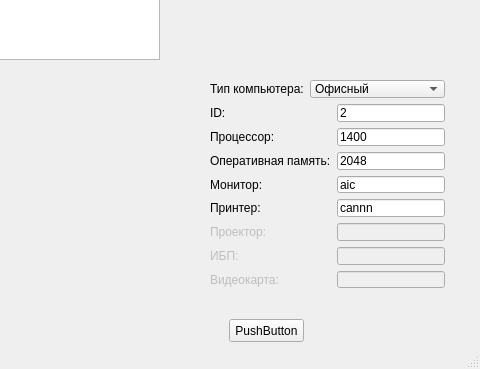
This is mainwindow.ui in chalexyur/sadb as Qt 5 draws it before an edit; both pictures show x 651 to 1131 and y 307 to 676 of the 1131 by 676 pixel window. The edited form follows.
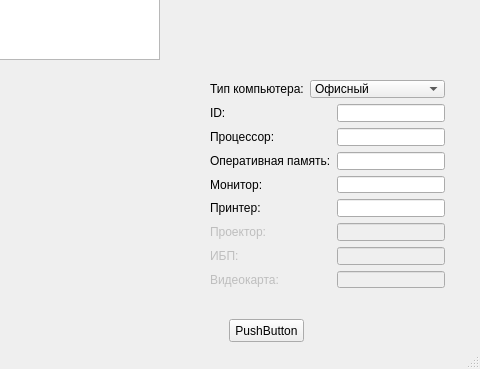
This is the edited form. Icons and pictures are not drawn.

What changed in the file:
```diff
--- a/mainwindow.ui
+++ b/mainwindow.ui
@@ -169,10 +169,10 @@
         <bool>true</bool>
        </property>
        <property name="inputMask">
-        <string>9</string>
+        <string/>
        </property>
        <property name="text">
-        <string>2</string>
+        <string/>
        </property>
        <property name="readOnly">
         <bool>true</bool>
@@ -201,10 +201,10 @@
         <bool>true</bool>
        </property>
        <property name="inputMask">
-        <string>99999</string>
+        <string/>
        </property>
        <property name="text">
-        <string>1400</string>
+        <string/>
        </property>
       </widget>
      </item>
@@ -224,10 +224,10 @@
         <bool>true</bool>
        </property>
        <property name="inputMask">
-        <string>99999</string>
+        <string/>
        </property>
        <property name="text">
-        <string>2048</string>
+        <string/>
        </property>
       </widget>
      </item>
@@ -241,16 +241,6 @@
        </property>
       </widget>
      </item>
-     <item row="4" column="2">
-      <widget class="QLineEdit" name="lineEditDisplay">
-       <property name="enabled">
-        <bool>true</bool>
-       </property>
-       <property name="text">
-        <string>aic</string>
-       </property>
-      </widget>
-     </item>
      <item row="5" column="0">
       <widget class="QLabel" name="label_6">
        <property name="enabled">
@@ -267,7 +257,7 @@
         <bool>true</bool>
        </property>
        <property name="text">
-        <string>cannn</string>
+        <string/>
        </property>
       </widget>
      </item>
@@ -322,6 +312,16 @@
        </property>
       </widget>
      </item>
+     <item row="4" column="2">
+      <widget class="QLineEdit" name="lineEditDisplay">
+       <property name="enabled">
+        <bool>true</bool>
+       </property>
+       <property name="text">
+        <string/>
+       </property>
+      </widget>
+     </item>
     </layout>
    </widget>
    <widget class="QPushButton" name="pushButton_2">
```
Left out of the diff: 2 changed lines with no effect on the pictures.
